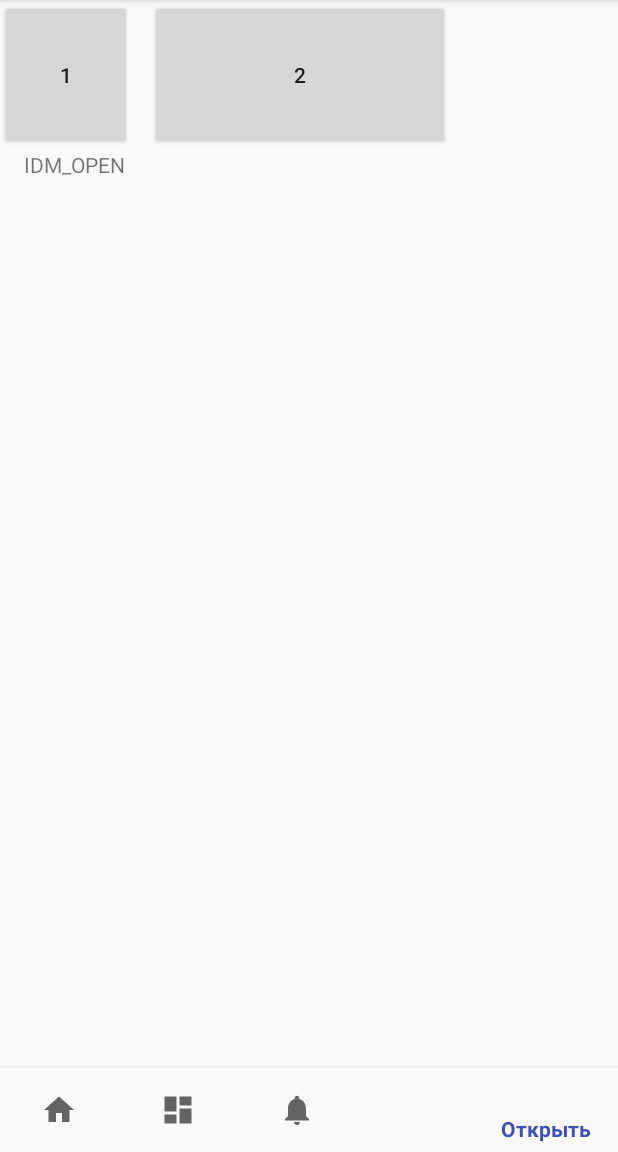
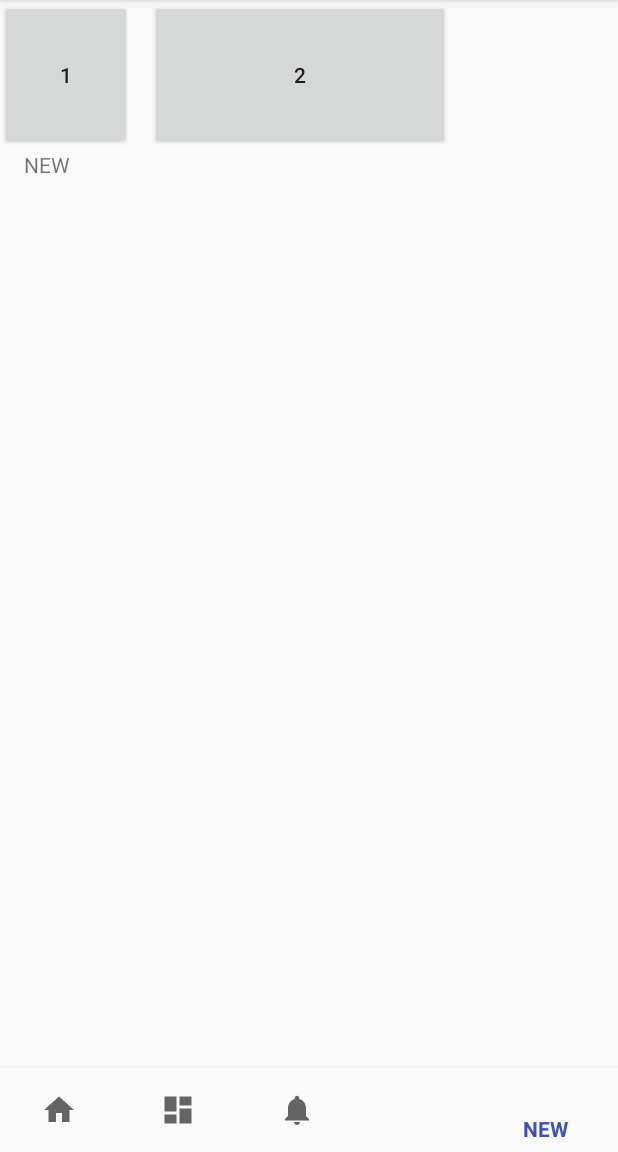
Before and after one commit to DarkShadowdance/calculator, an Android app: the screen it shows after launch (MainActivity), item 5 of the bottom bar chosen, on a phone screen of 412 x 824 dp, the part 84-1236 px from its top. Run offline under Robolectric (Android 15) with nearby library versions, the phone set to English and light mode, and no system bars.

```diff
--- a/app/src/main/java/ru/loyol/calculator/calculator/CalculatorInitializer.java
+++ b/app/src/main/java/ru/loyol/calculator/calculator/CalculatorInitializer.java
@@ -3,13 +3,9 @@ package ru.loyol.calculator.calculator;
 import android.app.Activity;
 import android.content.res.Resources;
 import android.content.res.XmlResourceParser;
-import android.os.Message;
-import android.util.Log;
-
 import org.xmlpull.v1.XmlPullParser;
-import org.xmlpull.v1.XmlPullParserException;
-
-import java.io.IOException;
+import java.util.ArrayList;
+import java.util.List;
 
 
 /**
@@ -17,8 +13,9 @@ import java.io.IOException;
  */
 
 public class CalculatorInitializer {
-    public static Pattern load(Activity activity) {
-        Log.i(MainActivity.TAG, "load");
+    public static List<Pattern> load(Activity activity) {
+        Logger logger = Logger.init("MyActivity");
+        List<Pattern> patterns = new ArrayList<>();
         Resources resources = activity.getResources();
         XmlResourceParser xmlParser = resources.getXml(R.xml.template);
         try {
@@ -26,7 +23,7 @@ public class CalculatorInitializer {
             int index = xmlParser.next();
             while (index != XmlPullParser.END_DOCUMENT) {
                 if (index==XmlPullParser.START_TAG && xmlParser.getName().contentEquals("template")){
-                    Log.i(MainActivity.TAG, xmlParser.getName() + "::" + xmlParser.getAttributeCount());
+                    logger.log(xmlParser.getName(), "::", String.valueOf(xmlParser.getAttributeCount())).write('i');
                     String name = new String();
                     Integer priority = null;
                     for (int i = 0; i < xmlParser.getAttributeCount(); i++) {
@@ -36,15 +33,21 @@ public class CalculatorInitializer {
                             case "priority": priority = Integer.getInteger(xmlParser.getAttributeValue(i)); break;
                         }
                     }
-                    Pattern pattern = new Pattern(name, priority, null);
-                    return pattern;
+                    if (name != null && name.length() > 0) {
+                        if (priority != null) {
+                            patterns.add(priority, new Pattern(name, priority, null));
+                        }else{
+                            patterns.add(new Pattern(name, null, null));
+                        }
+                    }
+
                 };
                 index = xmlParser.next();
             }
         } catch (Exception e) {
-            Log.e(MainActivity.TAG, e.getMessage());
+            logger.log(e.getMessage()).write('e');
         }
-        return null;
+        return patterns;
     };
 
 }
--- /dev/null
+++ b/app/src/main/java/ru/loyol/calculator/calculator/Logger.java
@@ -0,0 +1,39 @@
+package ru.loyol.calculator.calculator;
+
+import android.util.Log;
+
+/**
+ * Created by Andrew on 17.03.2017.
+ */
+
+public class Logger {
+    public static final Logger LOGGER = new Logger();
+    private static String tag;
+    private boolean debug = false;
+    public String currentMessage;
+
+    public static Logger init(String value){
+        if (tag != value) tag = value;
+        return LOGGER;
+    };
+
+    public Logger on(){this.debug = true; return this;};
+    public Logger off(){this.debug = false; return this;};
+    public Logger log(String... messages){
+        StringBuilder stringBuilder = new StringBuilder();
+        if (!debug) return this;
+        for (String message : messages) {
+            stringBuilder.append(message);
+        }
+        currentMessage = stringBuilder.toString();
+        return this;
+    };
+    public void write(char type){
+        if (this.currentMessage == null || this.currentMessage.length() == 0) return;
+        switch (type) {
+            case 'i': Log.i(this.tag, this.currentMessage); break;
+            case 'e': Log.e(this.tag, this.currentMessage); break;
+            default: Log.v(this.tag, this.currentMessage);
+        }
+    }
+}
--- a/app/src/main/java/ru/loyol/calculator/calculator/MainActivity.java
+++ b/app/src/main/java/ru/loyol/calculator/calculator/MainActivity.java
@@ -4,20 +4,19 @@ import android.os.Bundle;
 import android.support.annotation.NonNull;
 import android.support.design.widget.BottomNavigationView;
 import android.support.v7.app.AppCompatActivity;
-import android.util.Log;
 import android.view.Menu;
 import android.view.MenuItem;
 import android.view.View;
 import android.widget.TextView;
 
-import java.io.UnsupportedEncodingException;
-import java.net.MalformedURLException;
+import java.util.List;
 
 public class MainActivity extends AppCompatActivity {
+    private Logger logger = Logger.init("MyActivity").on();
 
     public static final String TAG = "MyActivity";
     private TextView mTextMessage;
-    private Pattern pattern;
+    private List<Pattern> patterns;
 
     public void ButtonOneClick(View view){
         mTextMessage.setText("1");
@@ -33,57 +32,52 @@ public class MainActivity extends AppCompatActivity {
 
         @Override
         public boolean onNavigationItemSelected(@NonNull MenuItem item) {
-            Log.i(TAG, "OnNavigationItemSelectedListener");
-            switch (item.getItemId()) {
-                case R.id.navigation_home:
-                    mTextMessage.setText(R.string.title_home);
-                    return true;
-                case R.id.navigation_dashboard:
-                    mTextMessage.setText(R.string.title_dashboard);
-                    return true;
-                case R.id.navigation_notifications:
-                    mTextMessage.setText(R.string.title_notifications);
-                    return true;
-                case R.id.calc:
-                    mTextMessage.setText(R.string.calculator);
-                    return true;
-                case i:
-                    mTextMessage.setText("IDM_OPEN");
-                    return true;
-            }
-            return false;
+            mTextMessage.setText(item.getTitle());
+            return true;
         }
 
     };
 
     @Override
     protected void onCreate(Bundle savedInstanceState) {
-        Log.i(TAG, "onCreate");
         super.onCreate(savedInstanceState);
         setContentView(R.layout.activity_main);
         mTextMessage = (TextView) findViewById(R.id.message);
         BottomNavigationView navigation = (BottomNavigationView) findViewById(R.id.navigation);
-        Log.i(TAG, "Here");
-        if (pattern == null) {
-            Log.i(TAG, "try");
-            pattern = CalculatorInitializer.load(this);
-            Log.i(TAG, pattern.getName());
+        if (patterns == null) {
+            patterns = CalculatorInitializer.load(this);
+            logger.log(String.valueOf(patterns.size())).write('i');
         }
-        onPrepareOptionsMenu(navigation);
+        onPrepareOptionsMenu(navigation, patterns);
         navigation.setOnNavigationItemSelectedListener(mOnNavigationItemSelectedListener);
     }
 
     //TODO
     // идентификаторы для пунктов меню
-    private static final int i = 101;
+    private static final int startIds = 1000;
 
-    public boolean onPrepareOptionsMenu(BottomNavigationView bottomNavigationView)
+    public boolean onPrepareOptionsMenu(BottomNavigationView bottomNavigationView, List<Pattern> patterns)
     {
+        if ((patterns == null) || (patterns.size() == 0)) {
+            return true;
+        }
+        logger.log("onPrepareOptionsMenu ", String.valueOf(patterns.size()));
+        // добавляем пункты меню (max 5)
         MenuItem item;
         Menu menu = bottomNavigationView.getMenu();
-        // добавляем пункты меню (max 5)
-        if (bottomNavigationView.getMaxItemCount() > bottomNavigationView.getChildCount() + 1) {
-            menu.add(Menu.NONE, i, Menu.NONE, "Открыть");
+        final int maxCount = bottomNavigationView.getMaxItemCount();
+        int index = startIds;
+
+        for (Pattern pattern : patterns) {
+            if (menu.size() < maxCount) {
+                index += 1;
+                logger
+                        .log(
+                            String.valueOf(menu.size()), "/", String.valueOf(maxCount)
+                            , " >> ", String.valueOf(index), " :: ", pattern.getName())
+                        .write('i');
+                menu.add(Menu.NONE, index, Menu.NONE, pattern.getName());
+            }
         }
         return true;
     }
--- a/app/src/main/res/menu/navigation.xml
+++ b/app/src/main/res/menu/navigation.xml
@@ -15,9 +15,4 @@
         android:id="@+id/navigation_notifications"
         android:icon="@drawable/ic_notifications_black_24dp"
         android:title="@string/title_notifications" />
-
-    <item
-        android:id="@+id/calc"
-        android:title="@string/calculator" />
-
 </menu>
--- a/app/src/main/res/xml/template.xml
+++ b/app/src/main/res/xml/template.xml
@@ -1,4 +1,5 @@
 <?xml version="1.0" encoding="utf-8"?>
 <templateList>
     <template priority="1" name="DEFAULT"><buttons/></template>
+    <template priority="2" name="NEW"><buttons/></template>
 </templateList>
```
